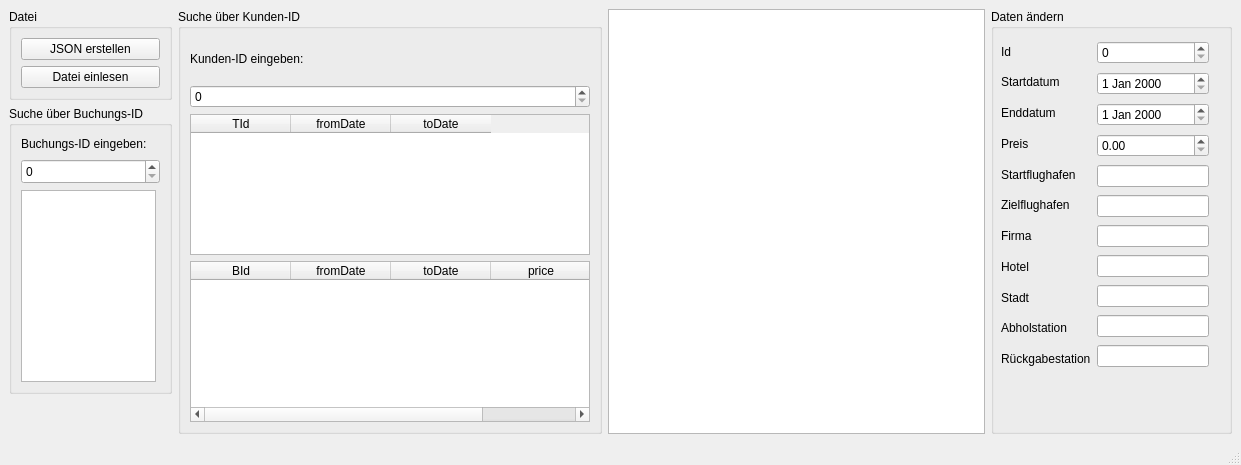
Above: Praktikum2_1/upandaway.ui from damia72/Programmieren2Praktikum before the change. Below: the same form after it.
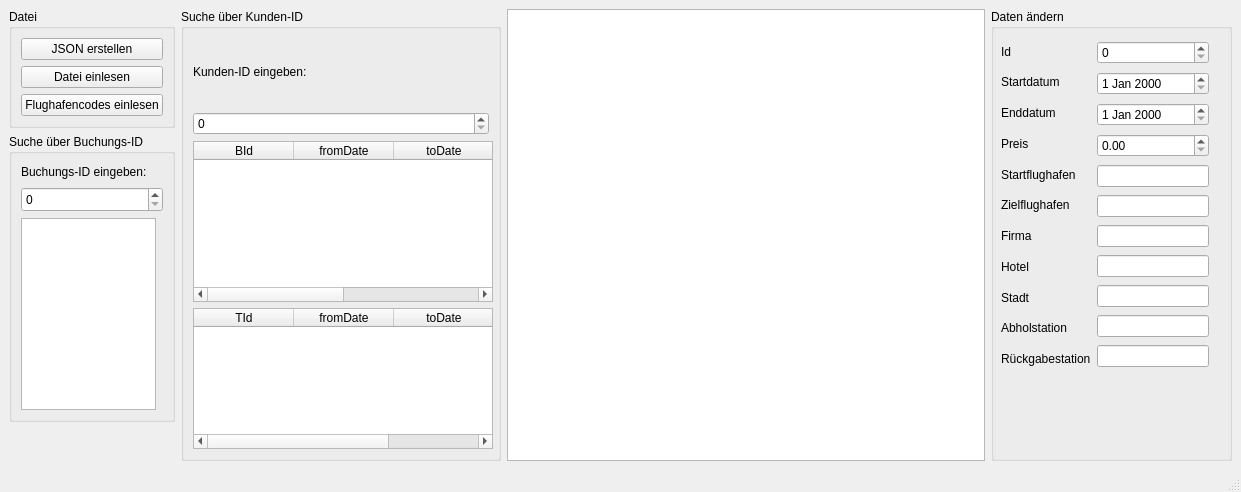
That is the form after the change.

```diff
--- a/Praktikum2_1/upandaway.ui
+++ b/Praktikum2_1/upandaway.ui
@@ -7,7 +7,7 @@
     <x>0</x>
     <y>0</y>
     <width>1241</width>
-    <height>465</height>
+    <height>492</height>
    </rect>
   </property>
   <property name="windowTitle">
@@ -39,6 +39,13 @@
              </property>
             </widget>
            </item>
+           <item>
+            <widget class="QPushButton" name="FlughafencodesEinlesenPushButton">
+             <property name="text">
+              <string>Flughafencodes einlesen</string>
+             </property>
+            </widget>
+           </item>
           </layout>
          </item>
         </layout>
@@ -130,6 +137,12 @@
     </item>
     <item>
      <widget class="QGroupBox" name="groupBox_4">
+      <property name="maximumSize">
+       <size>
+        <width>320</width>
+        <height>16777215</height>
+       </size>
+      </property>
       <property name="title">
        <string>Suche über Kunden-ID</string>
       </property>
@@ -142,62 +155,20 @@
         </widget>
        </item>
        <item>
-        <widget class="QSpinBox" name="spinBox_2"/>
-       </item>
-       <item>
-        <widget class="QTableWidget" name="travelTableWidget">
-         <property name="minimumSize">
-          <size>
-           <width>400</width>
-           <height>141</height>
-          </size>
-         </property>
+        <widget class="QSpinBox" name="spinBox_2">
          <property name="maximumSize">
           <size>
-           <width>200</width>
-           <height>141</height>
+           <width>300</width>
+           <height>16777215</height>
           </size>
          </property>
-         <property name="autoFillBackground">
-          <bool>true</bool>
-         </property>
-         <property name="editTriggers">
-          <set>QAbstractItemView::NoEditTriggers</set>
-         </property>
-         <property name="selectionMode">
-          <enum>QAbstractItemView::SingleSelection</enum>
-         </property>
-         <property name="selectionBehavior">
-          <enum>QAbstractItemView::SelectRows</enum>
-         </property>
-         <property name="sortingEnabled">
-          <bool>true</bool>
-         </property>
-         <attribute name="verticalHeaderVisible">
-          <bool>false</bool>
-         </attribute>
-         <column>
-          <property name="text">
-           <string>TId</string>
-          </property>
-         </column>
-         <column>
-          <property name="text">
-           <string>fromDate</string>
-          </property>
-         </column>
-         <column>
-          <property name="text">
-           <string>toDate</string>
-          </property>
-         </column>
         </widget>
        </item>
        <item>
         <widget class="QTableWidget" name="travelBookingsTableWidget">
          <property name="minimumSize">
           <size>
-           <width>400</width>
+           <width>300</width>
            <height>161</height>
           </size>
          </property>
@@ -247,6 +218,55 @@
          </column>
         </widget>
        </item>
+       <item>
+        <widget class="QTableWidget" name="travelTableWidget">
+         <property name="minimumSize">
+          <size>
+           <width>300</width>
+           <height>141</height>
+          </size>
+         </property>
+         <property name="maximumSize">
+          <size>
+           <width>200</width>
+           <height>141</height>
+          </size>
+         </property>
+         <property name="autoFillBackground">
+          <bool>true</bool>
+         </property>
+         <property name="editTriggers">
+          <set>QAbstractItemView::NoEditTriggers</set>
+         </property>
+         <property name="selectionMode">
+          <enum>QAbstractItemView::SingleSelection</enum>
+         </property>
+         <property name="selectionBehavior">
+          <enum>QAbstractItemView::SelectRows</enum>
+         </property>
+         <property name="sortingEnabled">
+          <bool>true</bool>
+         </property>
+         <attribute name="verticalHeaderVisible">
+          <bool>false</bool>
+         </attribute>
+         <column>
+          <property name="text">
+           <string>TId</string>
+          </property>
+         </column>
+         <column>
+          <property name="text">
+           <string>fromDate</string>
+          </property>
+         </column>
+         <column>
+          <property name="text">
+           <string>toDate</string>
+          </property>
+         </column>
+        </widget>
+       </item>
       </layout>
      </widget>
     </item>
```
